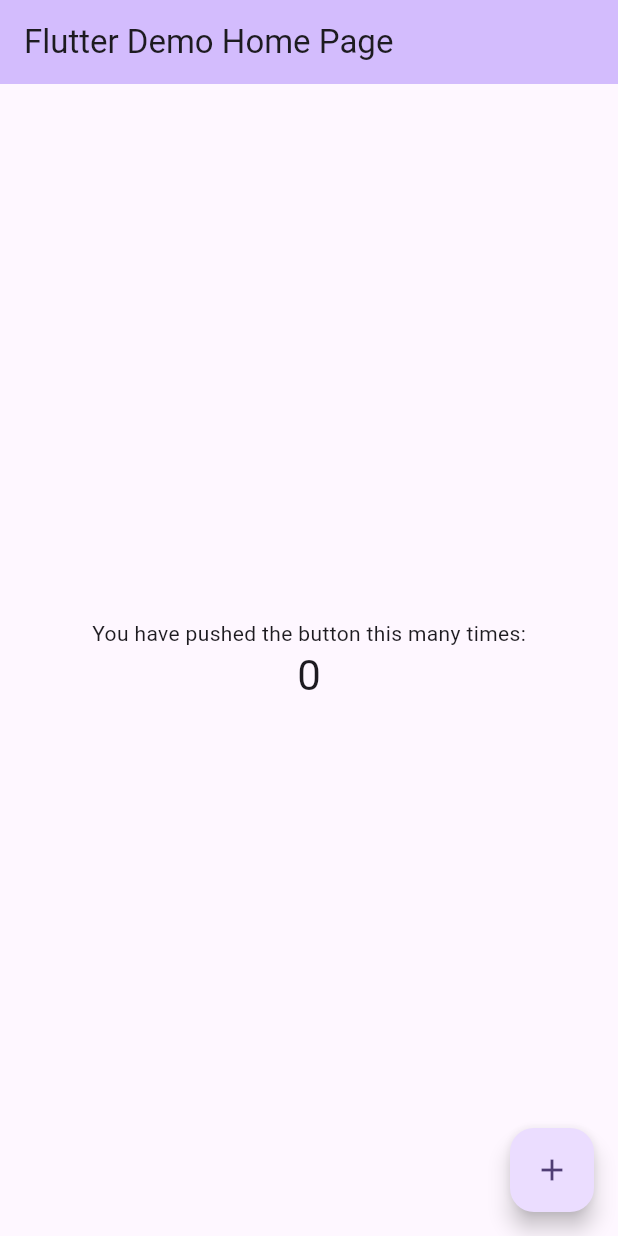
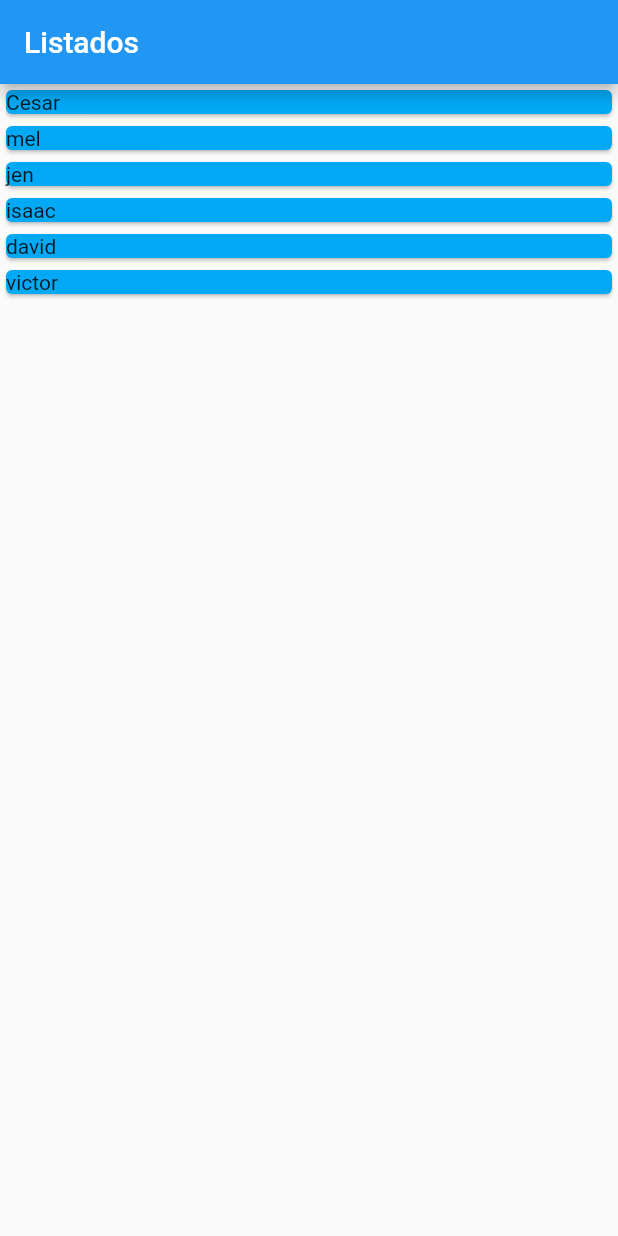
Before and after one commit to MelHerrera/listview, a Flutter app: the screen it shows after launch, on a phone screen of 412 x 824 dp. Run offline on Flutter 3.47's test engine with Material 2 defaults, Android fonts, the phone set to English and light mode, and no system bars.

Commit message:
listados

```diff
--- a/lib/main.dart
+++ b/lib/main.dart
@@ -1,125 +1,47 @@
+import 'package:flutter/cupertino.dart';
 import 'package:flutter/material.dart';
 
 void main() {
-  runApp(const MyApp());
+  runApp(const myApp());
 }
 
-class MyApp extends StatelessWidget {
-  const MyApp({super.key});
+class myApp extends StatelessWidget {
+  const myApp({super.key});
 
-  // This widget is the root of your application.
   @override
   Widget build(BuildContext context) {
     return MaterialApp(
-      title: 'Flutter Demo',
-      theme: ThemeData(
-        // This is the theme of your application.
-        //
-        // TRY THIS: Try running your application with "flutter run". You'll see
-        // the application has a blue toolbar. Then, without quitting the app,
-        // try changing the seedColor in the colorScheme below to Colors.green
-        // and then invoke "hot reload" (save your changes or press the "hot
-        // reload" button in a Flutter-supported IDE, or press "r" if you used
-        // the command line to start the app).
-        //
-        // Notice that the counter didn't reset back to zero; the application
-        // state is not lost during the reload. To reset the state, use hot
-        // restart instead.
-        //
-        // This works for code too, not just values: Most code changes can be
-        // tested with just a hot reload.
-        colorScheme: ColorScheme.fromSeed(seedColor: Colors.deepPurple),
-        useMaterial3: true,
-      ),
-      home: const MyHomePage(title: 'Flutter Demo Home Page'),
+      home: myHomePage(),
     );
   }
 }
 
-class MyHomePage extends StatefulWidget {
-  const MyHomePage({super.key, required this.title});
-
-  // This widget is the home page of your application. It is stateful, meaning
-  // that it has a State object (defined below) that contains fields that affect
-  // how it looks.
-
-  // This class is the configuration for the state. It holds the values (in this
-  // case the title) provided by the parent (in this case the App widget) and
-  // used by the build method of the State. Fields in a Widget subclass are
-  // always marked "final".
-
-  final String title;
+class myHomePage extends StatefulWidget {
+  const myHomePage({super.key});
 
   @override
-  State<MyHomePage> createState() => _MyHomePageState();
+  State<myHomePage> createState() => _myHomePageState();
 }
 
-class _MyHomePageState extends State<MyHomePage> {
-  int _counter = 0;
+class _myHomePageState extends State<myHomePage> {
+  var listaDePersonas =  ["Cesar", "mel", "jen", "isaac", "david", "victor"];
 
-  void _incrementCounter() {
-    setState(() {
-      // This call to setState tells the Flutter framework that something has
-      // changed in this State, which causes it to rerun the build method below
-      // so that the display can reflect the updated values. If we changed
-      // _counter without calling setState(), then the build method would not be
-      // called again, and so nothing would appear to happen.
-      _counter++;
-    });
-  }
 
   @override
   Widget build(BuildContext context) {
-    // This method is rerun every time setState is called, for instance as done
-    // by the _incrementCounter method above.
-    //
-    // The Flutter framework has been optimized to make rerunning build methods
-    // fast, so that you can just rebuild anything that needs updating rather
-    // than having to individually change instances of widgets.
     return Scaffold(
       appBar: AppBar(
-        // TRY THIS: Try changing the color here to a specific color (to
-        // Colors.amber, perhaps?) and trigger a hot reload to see the AppBar
-        // change color while the other colors stay the same.
-        backgroundColor: Theme.of(context).colorScheme.inversePrimary,
-        // Here we take the value from the MyHomePage object that was created by
-        // the App.build method, and use it to set our appbar title.
-        title: Text(widget.title),
+        title: Text("Listados"),
       ),
-      body: Center(
-        // Center is a layout widget. It takes a single child and positions it
-        // in the middle of the parent.
-        child: Column(
-          // Column is also a layout widget. It takes a list of children and
-          // arranges them vertically. By default, it sizes itself to fit its
-          // children horizontally, and tries to be as tall as its parent.
-          //
-          // Column has various properties to control how it sizes itself and
-          // how it positions its children. Here we use mainAxisAlignment to
-          // center the children vertically; the main axis here is the vertical
-          // axis because Columns are vertical (the cross axis would be
-          // horizontal).
-          //
-          // TRY THIS: Invoke "debug painting" (choose the "Toggle Debug Paint"
-          // action in the IDE, or press "p" in the console), to see the
-          // wireframe for each widget.
-          mainAxisAlignment: MainAxisAlignment.center,
-          children: <Widget>[
-            const Text(
-              'You have pushed the button this many times:',
-            ),
-            Text(
-              '$_counter',
-              style: Theme.of(context).textTheme.headlineMedium,
-            ),
-          ],
-        ),
-      ),
-      floatingActionButton: FloatingActionButton(
-        onPressed: _incrementCounter,
-        tooltip: 'Increment',
-        child: const Icon(Icons.add),
-      ), // This trailing comma makes auto-formatting nicer for build methods.
+      body: ListView.builder(
+        itemCount: listaDePersonas.length,
+          itemBuilder: (BuildContext context, int index){
+            return Card(
+                color: Colors.lightBlue,
+                child: Text(listaDePersonas[index])
+            );
+          }
+      )
     );
   }
 }
```
